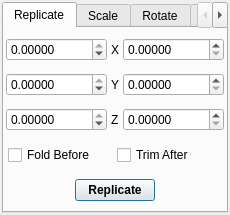
Before: the Qt Designer form src/gui/celltransform.ui in trisyoungs/aten, drawn with Qt 5.
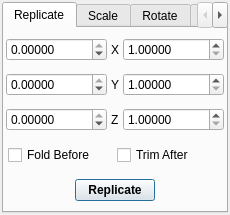
After: the same form once the commit is applied. Icons and pictures are not drawn.

Patch:
```diff
--- a/src/gui/celltransform.ui
+++ b/src/gui/celltransform.ui
@@ -95,6 +95,9 @@
            <property name="decimals" >
             <number>5</number>
            </property>
+           <property name="minimum" >
+            <double>1.000000000000000</double>
+           </property>
           </widget>
          </item>
         </layout>
@@ -156,6 +159,9 @@
            <property name="decimals" >
             <number>5</number>
            </property>
+           <property name="minimum" >
+            <double>1.000000000000000</double>
+           </property>
           </widget>
          </item>
         </layout>
@@ -217,6 +223,9 @@
            <property name="decimals" >
             <number>5</number>
            </property>
+           <property name="minimum" >
+            <double>1.000000000000000</double>
+           </property>
           </widget>
          </item>
         </layout>
```
